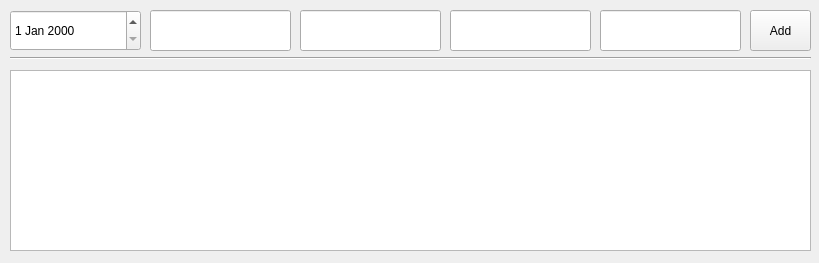
First picture: the form in guis/ledger.ui, repository Rightside-Two-0/Rightside_Two.0, before the edit.
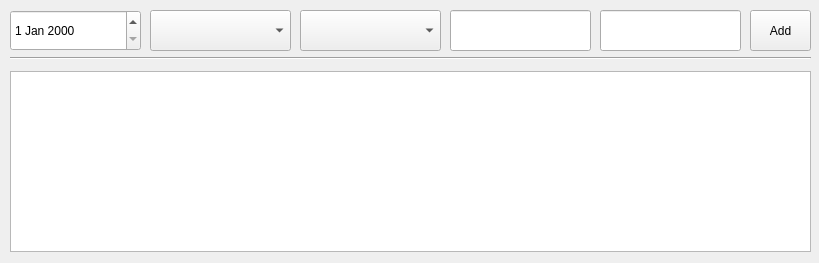
Second picture: the form after the edit.

Patch:
```diff
--- a/guis/ledger.ui
+++ b/guis/ledger.ui
@@ -13,20 +13,7 @@
   <property name="windowTitle">
    <string>Form</string>
   </property>
-  <widget class="QLineEdit" name="fromBox">
-   <property name="geometry">
-    <rect>
-     <x>150</x>
-     <y>10</y>
-     <width>141</width>
-     <height>41</height>
-    </rect>
-   </property>
-   <property name="toolTip">
-    <string>&lt;html&gt;&lt;head/&gt;&lt;body&gt;&lt;p&gt;From Account&lt;/p&gt;&lt;/body&gt;&lt;/html&gt;</string>
-   </property>
-  </widget>
-  <widget class="QDateEdit" name="dateBox">
+  <widget class="QDateEdit" name="date_box">
    <property name="geometry">
     <rect>
      <x>10</x>
@@ -36,20 +23,7 @@
     </rect>
    </property>
   </widget>
-  <widget class="QLineEdit" name="toBox">
-   <property name="geometry">
-    <rect>
-     <x>300</x>
-     <y>10</y>
-     <width>141</width>
-     <height>41</height>
-    </rect>
-   </property>
-   <property name="toolTip">
-    <string>&lt;html&gt;&lt;head/&gt;&lt;body&gt;&lt;p&gt;To Account&lt;/p&gt;&lt;/body&gt;&lt;/html&gt;</string>
-   </property>
-  </widget>
-  <widget class="QLineEdit" name="amountBox">
+  <widget class="QLineEdit" name="amount_box">
    <property name="geometry">
     <rect>
      <x>450</x>
@@ -75,17 +49,7 @@
     <string>&lt;html&gt;&lt;head/&gt;&lt;body&gt;&lt;p&gt;Notes&lt;/p&gt;&lt;/body&gt;&lt;/html&gt;</string>
    </property>
   </widget>
-  <widget class="QTableView" name="perviousTransactions">
-   <property name="geometry">
-    <rect>
-     <x>10</x>
-     <y>70</y>
-     <width>801</width>
-     <height>181</height>
-    </rect>
-   </property>
-  </widget>
-  <widget class="QPushButton" name="pushButton">
+  <widget class="QPushButton" name="add_button">
    <property name="geometry">
     <rect>
      <x>750</x>
@@ -111,6 +75,36 @@
     <enum>Qt::Horizontal</enum>
    </property>
   </widget>
+  <widget class="QComboBox" name="from_account">
+   <property name="geometry">
+    <rect>
+     <x>150</x>
+     <y>10</y>
+     <width>141</width>
+     <height>41</height>
+    </rect>
+   </property>
+  </widget>
+  <widget class="QComboBox" name="to_account">
+   <property name="geometry">
+    <rect>
+     <x>300</x>
+     <y>10</y>
+     <width>141</width>
+     <height>41</height>
+    </rect>
+   </property>
+  </widget>
+  <widget class="QTableView" name="transaction_view">
+   <property name="geometry">
+    <rect>
+     <x>10</x>
+     <y>71</y>
+     <width>801</width>
+     <height>181</height>
+    </rect>
+   </property>
+  </widget>
  </widget>
  <resources/>
  <connections/>
```
Left out of the diff: 2 changed lines with no effect on the pictures.
